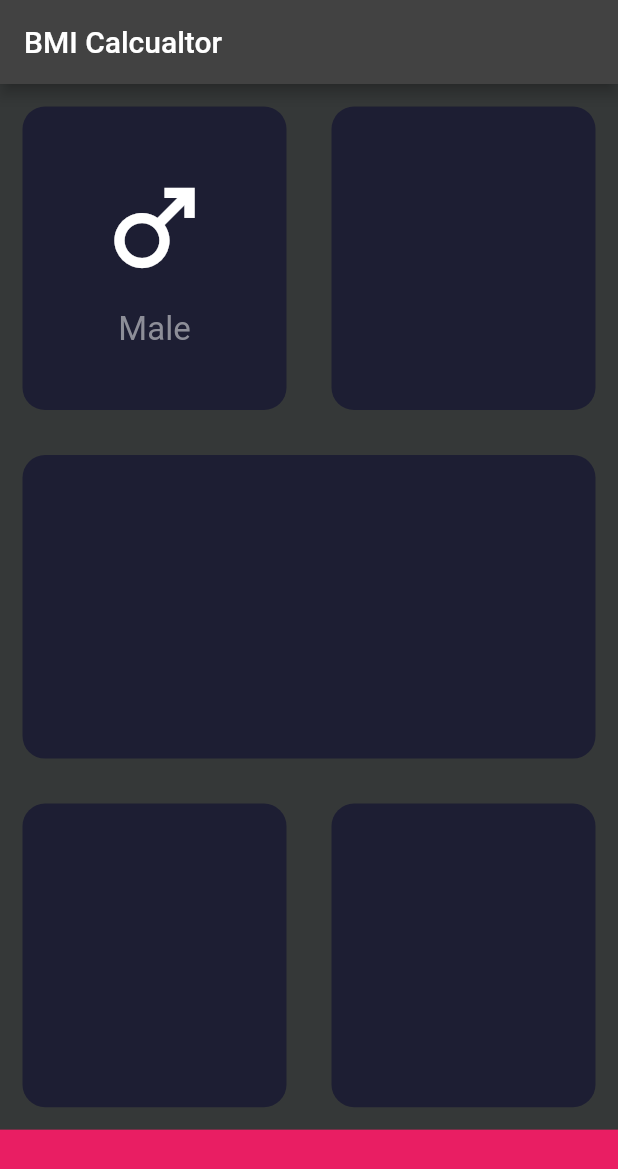
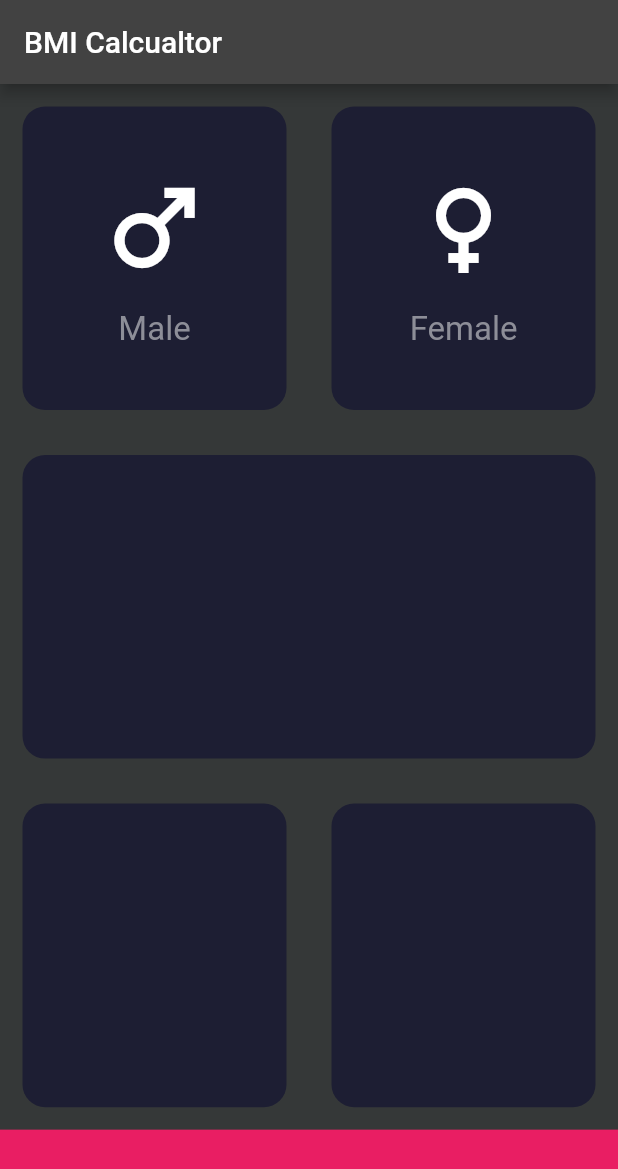
Before and after one commit to charuzain/Flutter_projects, a Flutter app: the screen it shows after launch, on a phone screen of 412 x 824 dp. Shown: the top 1169 px of the screen. Run offline on Flutter 3.47's test engine with Material 2 defaults, Android fonts, the phone set to English and light mode, and no system bars; our stand-ins replace audioplayers, rflutter_alert.

Commit message:
Separate widget filr created for custom wodget

```diff
--- a/bmi_calculator/lib/homePage.dart
+++ b/bmi_calculator/lib/homePage.dart
@@ -1,4 +1,7 @@
+import 'package:bmi_calculator/resuable_card.dart';
 import 'package:flutter/material.dart';
+
+import 'icon_content.dart';
 
 const widgetColor = Color(0xFF1D1E33);
 final bottomHeight = 70.9;
@@ -29,7 +32,13 @@ class _HomePageState extends State<HomePage> {
                       )),
                 ),
                 Expanded(
-                  child: ResuableCard(colour: widgetColor),
+                  child: ResuableCard(
+                    colour: widgetColor,
+                    cardChild: CustomIconContent(
+                      icon: Icons.female,
+                      text: 'Female',
+                    ),
+                  ),
                 ),
               ],
             ),
@@ -55,64 +64,6 @@ class _HomePageState extends State<HomePage> {
           )
         ],
       ),
-
-      // or wrap a  widget in Theme widget and change the style
-      // floatingActionButton: Theme(
-      //   data: ThemeData(
-      //       colorScheme:
-      //           ColorScheme.fromSwatch().copyWith(secondary: Colors.pink)),
-      //   child: FloatingActionButton(
-      //     child: const Icon(Icons.add),
-      //     onPressed: () {},
-      //   ),
-      // ),
     ));
   }
 }
-
-class CustomIconContent extends StatelessWidget {
-  final IconData? icon;
-  final String? text;
-  const CustomIconContent({super.key, this.icon, this.text});
-
-  @override
-  Widget build(BuildContext context) {
-    return Column(
-      mainAxisAlignment: MainAxisAlignment.center,
-      children: [
-        Icon(
-          icon,
-          size: 80,
-        ),
-        SizedBox(
-          height: 15,
-        ),
-        Text(
-          text!,
-          style: TextStyle(fontSize: 22, color: Color(0xFF8D8E98)),
-        )
-      ],
-    );
-  }
-}
-
-class ResuableCard extends StatelessWidget {
-  final Color colour;
-  // By making cardChild nullable with the ? symbol, the variable is not required
-  // to have a value assigned to it. This makes it optional, allowing instances of
-  // ReusableCard to be created without providing a value for cardChild.
-  final Widget? cardChild;
-  const ResuableCard({required this.colour, this.cardChild});
-
-  @override
-  Widget build(BuildContext context) {
-    return Container(
-      child: cardChild,
-      margin: const EdgeInsets.all(15.0),
-      decoration: BoxDecoration(
-        borderRadius: BorderRadius.circular(15),
-        color: colour,
-      ),
-    );
-  }
-}
--- /dev/null
+++ b/bmi_calculator/lib/icon_content.dart
@@ -0,0 +1,27 @@
+import 'package:flutter/cupertino.dart';
+
+class CustomIconContent extends StatelessWidget {
+  final IconData? icon;
+  final String? text;
+  const CustomIconContent({super.key, this.icon, this.text});
+
+  @override
+  Widget build(BuildContext context) {
+    return Column(
+      mainAxisAlignment: MainAxisAlignment.center,
+      children: [
+        Icon(
+          icon,
+          size: 80,
+        ),
+        SizedBox(
+          height: 15,
+        ),
+        Text(
+          text!,
+          style: TextStyle(fontSize: 22, color: Color(0xFF8D8E98)),
+        )
+      ],
+    );
+  }
+}
--- /dev/null
+++ b/bmi_calculator/lib/resuable_card.dart
@@ -0,0 +1,22 @@
+import 'package:flutter/cupertino.dart';
+
+class ResuableCard extends StatelessWidget {
+  final Color colour;
+  // By making cardChild nullable with the ? symbol, the variable is not required
+  // to have a value assigned to it. This makes it optional, allowing instances of
+  // ReusableCard to be created without providing a value for cardChild.
+  final Widget? cardChild;
+  const ResuableCard({required this.colour, this.cardChild});
+
+  @override
+  Widget build(BuildContext context) {
+    return Container(
+      child: cardChild,
+      margin: const EdgeInsets.all(15.0),
+      decoration: BoxDecoration(
+        borderRadius: BorderRadius.circular(15),
+        color: colour,
+      ),
+    );
+  }
+}
```
